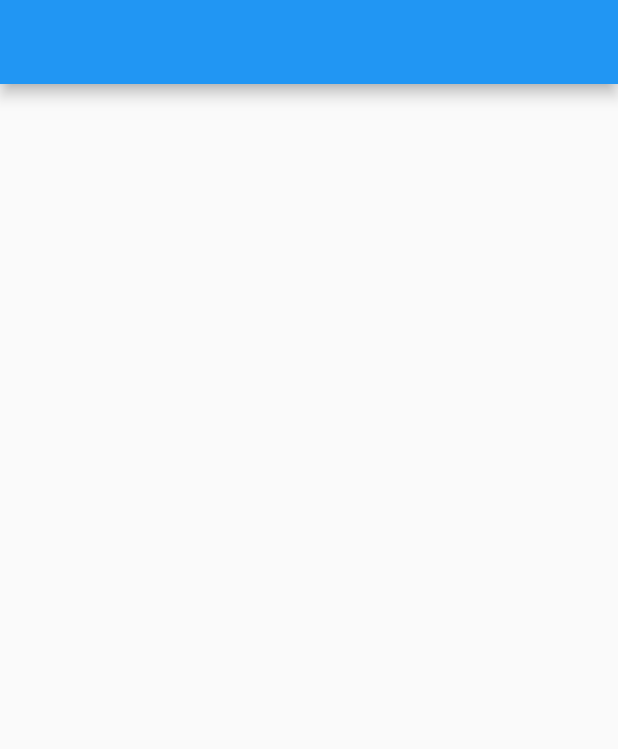
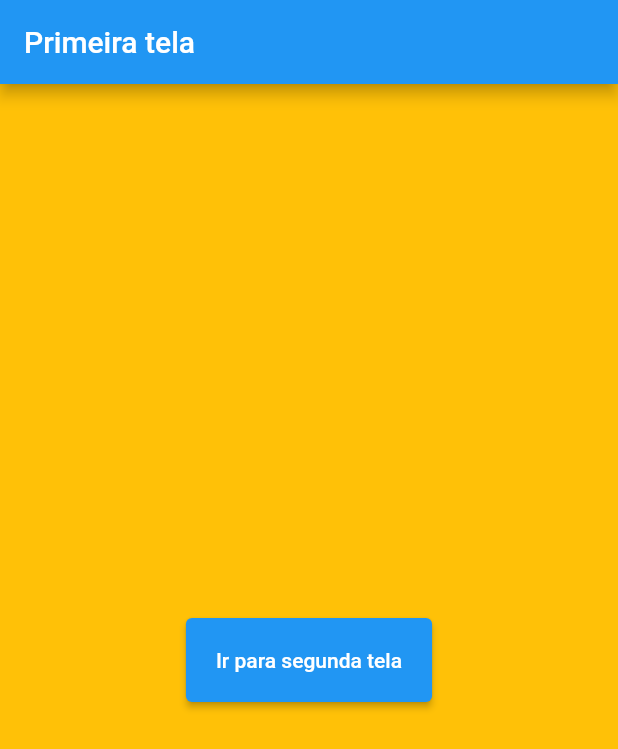
Before and after one commit to Lary71/Oat_DDM, a Flutter app: the Firstscreen screen opened directly, on a phone screen of 412 x 824 dp. Shown: the top 749 px of the screen. Run offline on Flutter 3.47's test engine with Material 2 defaults, Android fonts, the phone set to English and light mode, and no system bars; statements that could not run were skipped.

Commit message:
Alterando a Firstscreen

```diff
--- a/flutter_ddm/lib/Firstscreen.dart
+++ b/flutter_ddm/lib/Firstscreen.dart
@@ -1,16 +1,20 @@
 import 'package:flutter/material.dart';
 
 class Firstscreen extends StatelessWidget {
-
-  const Firstscreen({ Key? key }) : super(key: key);
+  const Firstscreen({super.key});
 
   @override
   Widget build(BuildContext context) {
     return Scaffold(
-      appBar: AppBar(
-        title: const Text(''),
-      ),
-      body: Container(),
+      appBar: AppBar(title: const Text("Primeira tela")),
+      body: Container(
+          color: Colors.amber,
+          child: Center(
+              child: ElevatedButton(
+            style: ElevatedButton.styleFrom(padding: const EdgeInsets.all(20)),
+            onPressed: () {},
+            child: const Text("Ir para segunda tela"),
+          ))),
     );
   }
 }
```
